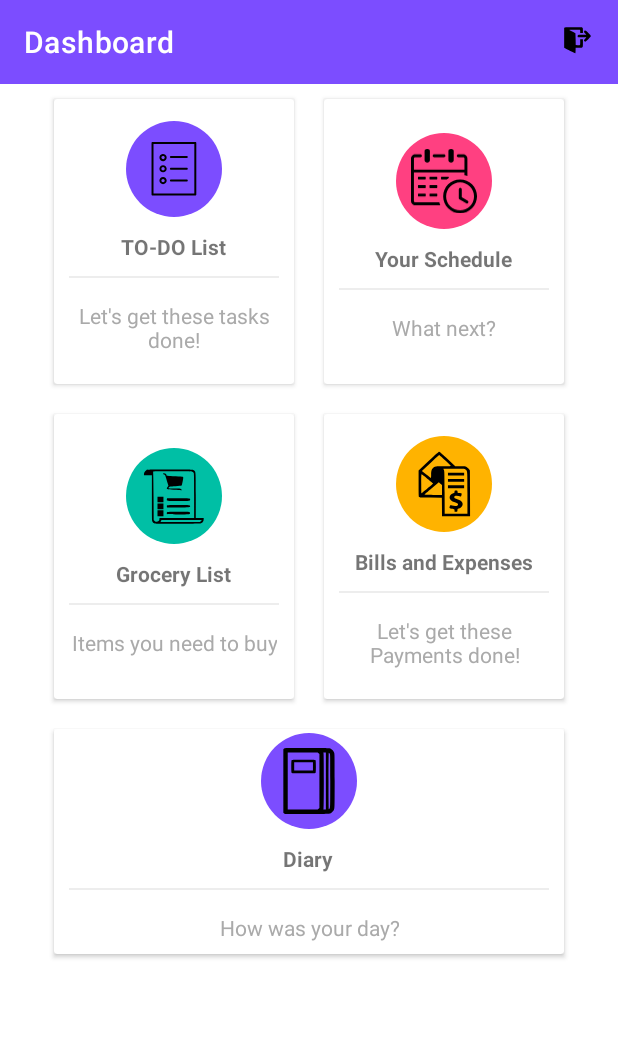
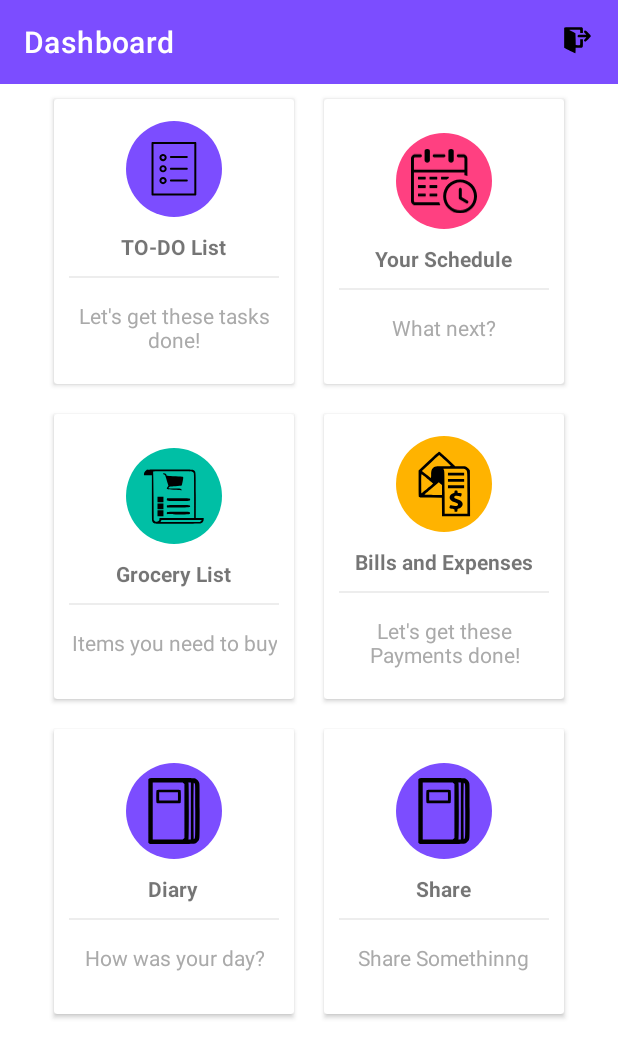
Before and after one commit to Sahitya02/OOP-Aegis, an Android app: the DashboardActivity screen opened directly, with no data from a screen before it, on a phone screen of 412 x 824 dp. Shown: the top 1058 px of the screen. Run offline under Robolectric (Android 15) with nearby library versions, the phone set to English and light mode, and no system bars; our stand-ins replace Firebase (no records; nobody signed in at launch, a user with empty details on screens opened directly).

Commit message:
Added sharing feature

```diff
--- a/Aegis-master/app/src/main/java/com/example/aegis/DashboardActivity.java
+++ b/Aegis-master/app/src/main/java/com/example/aegis/DashboardActivity.java
@@ -16,7 +16,7 @@ import com.google.firebase.auth.FirebaseUser;
 import com.google.firebase.database.DatabaseReference;
 
 public class DashboardActivity extends AppCompatActivity implements View.OnClickListener{
-    private CardView todo,schedule,grocery,bills,diary;
+    private CardView todo,schedule,grocery,bills,diary,share;
     private Toolbar toolbar;
     private FirebaseAuth mAuth;
     @Override
@@ -31,11 +31,13 @@ public class DashboardActivity extends AppCompatActivity implements View.OnClick
         grocery=(CardView) findViewById(R.id.grocery);
         bills=(CardView) findViewById(R.id.bills);
         diary=(CardView) findViewById(R.id.diary);
+        share=(CardView) findViewById(R.id.share);
         todo.setOnClickListener(this);
         schedule.setOnClickListener(this);
         grocery.setOnClickListener(this);
         bills.setOnClickListener(this);
         diary.setOnClickListener(this);
+        share.setOnClickListener(this);
         mAuth= FirebaseAuth.getInstance();
         FirebaseUser mUser=mAuth.getCurrentUser();
         String uID=mUser.getUid();
@@ -65,6 +67,10 @@ public class DashboardActivity extends AppCompatActivity implements View.OnClick
                 i=new Intent(this,Diary.class);
                 startActivity(i);
                 break;
+            case R.id.share:
+                i=new Intent(this,ShareActivity.class);
+                startActivity(i);
+                break;
             default:
                 break;
         }
--- a/Aegis-master/app/src/main/res/layout/activity_dashboard.xml
+++ b/Aegis-master/app/src/main/res/layout/activity_dashboard.xml
@@ -201,8 +201,8 @@
             android:id="@+id/diary"
             android:foreground="?android:attr/selectableItemBackground"
             android:clickable="true"
-            android:layout_width="340dp"
-            android:layout_height="150dp"
+            android:layout_width="160dp"
+            android:layout_height="190dp"
             android:layout_margin="10dp">
             <LinearLayout
 
@@ -238,6 +238,48 @@
             </LinearLayout>
         </androidx.cardview.widget.CardView>
 
+        <androidx.cardview.widget.CardView
+            android:id="@+id/share"
+            android:foreground="?android:attr/selectableItemBackground"
+            android:clickable="true"
+            android:layout_width="160dp"
+            android:layout_height="190dp"
+            android:layout_margin="10dp">
+            <LinearLayout
+
+                android:layout_width="match_parent"
+                android:layout_height="match_parent"
+                android:orientation="vertical"
+                android:gravity="center">
+                <ImageView
+                    android:layout_width="64dp"
+                    android:layout_height="64dp"
+                    android:background="@drawable/circlebg2"
+                    android:src="@drawable/ic_diary"
+                    android:padding="10dp"/>
+
+                <TextView
+                    android:layout_width="wrap_content"
+                    android:layout_height="wrap_content"
+                    android:layout_marginTop="10dp"
+                    android:text="Share"
+                    android:textStyle="bold" />
+                <View
+                    android:layout_width="match_parent"
+                    android:layout_height="1dp"
+                    android:background="@color/lightgray"
+                    android:layout_margin="10dp"/>
+                <TextView
+                    android:layout_width="wrap_content"
+                    android:layout_height="wrap_content"
+                    android:gravity="center"
+                    android:text="Share Somethinng"
+                    android:padding="5dp"
+                    android:textColor="@android:color/darker_gray"/>
+
+            </LinearLayout>
+        </androidx.cardview.widget.CardView>
+
 
     </LinearLayout>
 </LinearLayout>
--- a/Aegis-master/app/src/main/res/values/strings.xml
+++ b/Aegis-master/app/src/main/res/values/strings.xml
@@ -1,6 +1,8 @@
 <resources>
     <string name="app_name">Aegis</string>
     <string name="Dashboard">Dashboard</string>
+    <string name="share_file">Share File</string>
+    <string name="share_text">Share Text</string>
     <string-array name="professions">
         <item>Bachelor</item>
         <item>Home-maker</item>
```
Also changed, not shown: Aegis-master/app/src/main/AndroidManifest.xml (+10 -0 lines), Aegis-master/app/src/main/java/com/example/aegis/ShareActivity.java (added, +54 -0 lines), Aegis-master/app/src/main/res/layout/activity_shareactivity.xml (added, +34 -0 lines).
